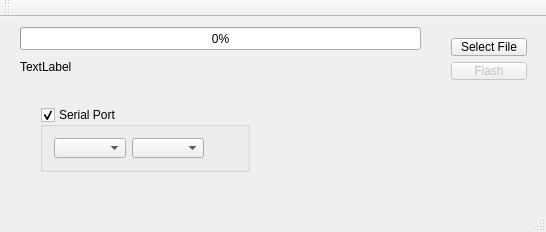
First picture: the form in mainwindow.ui, repository mfro0/tbdm-flasher, before the edit.
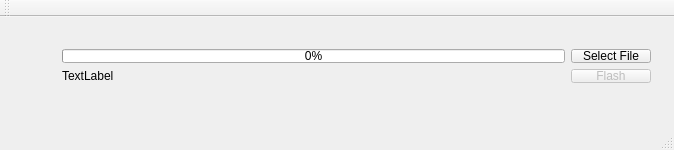
Second picture: the form after the edit.

Commit message: make checksum comparision work

```diff
--- a/mainwindow.ui
+++ b/mainwindow.ui
@@ -6,23 +6,32 @@
    <rect>
     <x>0</x>
     <y>0</y>
-    <width>546</width>
-    <height>232</height>
+    <width>674</width>
+    <height>144</height>
    </rect>
   </property>
   <property name="windowTitle">
    <string>Teensy BDM Flasher</string>
   </property>
   <widget class="QWidget" name="centralWidget">
+   <layout class="QVBoxLayout" name="verticalLayout_2">
+    <item>
+     <widget class="QStackedWidget" name="stackedWidget">
+      <widget class="QWidget" name="mainPage">
+       <widget class="QWidget" name="">
+        <property name="geometry">
+         <rect>
+          <x>40</x>
+          <y>10</y>
+          <width>611</width>
+          <height>56</height>
+         </rect>
+        </property>
+        <layout class="QHBoxLayout" name="horizontalLayout_2">
+         <item>
+          <layout class="QVBoxLayout" name="verticalLayout_3">
+           <item>
    <widget class="QProgressBar" name="progressBar">
-    <property name="geometry">
-     <rect>
-      <x>20</x>
-      <y>10</y>
-      <width>401</width>
-      <height>23</height>
-     </rect>
-    </property>
     <property name="value">
      <number>0</number>
     </property>
@@ -30,28 +39,17 @@
      <string>%p%</string>
     </property>
    </widget>
+           </item>
+           <item>
    <widget class="QLabel" name="filenameLabel">
-    <property name="geometry">
-     <rect>
-      <x>20</x>
-      <y>40</y>
-      <width>391</width>
-      <height>20</height>
-     </rect>
-    </property>
     <property name="text">
      <string>TextLabel</string>
     </property>
    </widget>
-   <widget class="QWidget" name="layoutWidget">
-    <property name="geometry">
-     <rect>
-      <x>440</x>
-      <y>10</y>
-      <width>98</width>
-      <height>64</height>
-     </rect>
-    </property>
+           </item>
+          </layout>
+         </item>
+         <item>
     <layout class="QVBoxLayout" name="verticalLayout">
      <item>
       <widget class="QPushButton" name="selectFileButton">
@@ -71,19 +69,17 @@
       </widget>
      </item>
     </layout>
-   </widget>
+         </item>
+        </layout>
+       </widget>
+      </widget>
+      <widget class="QWidget" name="optionsPage">
+       <layout class="QHBoxLayout" name="horizontalLayout_3">
+        <item>
    <widget class="QGroupBox" name="groupBox">
     <property name="enabled">
      <bool>true</bool>
     </property>
-    <property name="geometry">
-     <rect>
-      <x>40</x>
-      <y>90</y>
-      <width>210</width>
-      <height>65</height>
-     </rect>
-    </property>
     <property name="title">
      <string>Serial Port</string>
     </property>
@@ -91,7 +87,7 @@
      <bool>true</bool>
     </property>
     <property name="checkable">
-     <bool>true</bool>
+           <bool>false</bool>
     </property>
     <layout class="QFormLayout" name="formLayout">
      <item row="0" column="0">
@@ -106,6 +102,12 @@
      </item>
     </layout>
    </widget>
+        </item>
+       </layout>
+      </widget>
+     </widget>
+    </item>
+   </layout>
   </widget>
   <widget class="QMenuBar" name="menuBar">
    <property name="geometry">
```
Left out of the diff: 42 changed lines with no effect on the pictures. Lines whose indentation alone changed are shown as unchanged. The commit also changes 2 other files.
